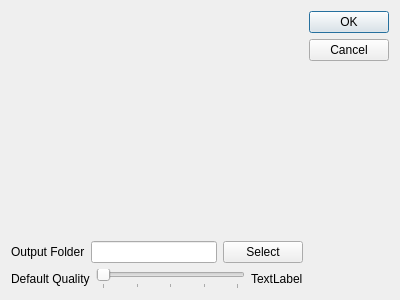
Qt form optionsdialog.ui (xandroalmeida/YAVC) before a commit.
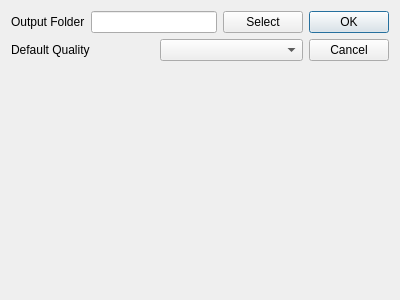
The same form after that commit.

What changed in the file:
```diff
--- a/optionsdialog.ui
+++ b/optionsdialog.ui
@@ -10,28 +10,24 @@
     <height>300</height>
    </rect>
   </property>
+  <property name="sizePolicy">
+   <sizepolicy hsizetype="Fixed" vsizetype="Fixed">
+    <horstretch>0</horstretch>
+    <verstretch>0</verstretch>
+   </sizepolicy>
+  </property>
   <property name="windowTitle">
    <string>Dialog</string>
   </property>
   <layout class="QHBoxLayout" name="horizontalLayout">
+   <property name="spacing">
+    <number>6</number>
+   </property>
    <item>
     <layout class="QVBoxLayout" name="verticalLayout">
-     <item>
-      <spacer name="verticalSpacer">
-       <property name="orientation">
-        <enum>Qt::Vertical</enum>
-       </property>
-       <property name="sizeType">
-        <enum>QSizePolicy::Expanding</enum>
-       </property>
-       <property name="sizeHint" stdset="0">
-        <size>
-         <width>20</width>
-         <height>40</height>
-        </size>
-       </property>
-      </spacer>
-     </item>
+     <property name="spacing">
+      <number>6</number>
+     </property>
      <item>
       <layout class="QHBoxLayout" name="horizontalLayout_2">
        <item>
@@ -54,7 +50,13 @@
       </layout>
      </item>
      <item>
-      <layout class="QHBoxLayout" name="horizontalLayout_3">
+      <layout class="QHBoxLayout" name="horizontalLayout_3" stretch="0,0">
+       <property name="spacing">
+        <number>6</number>
+       </property>
+       <property name="bottomMargin">
+        <number>0</number>
+       </property>
        <item>
         <widget class="QLabel" name="label_2">
          <property name="text">
@@ -63,30 +65,23 @@
         </widget>
        </item>
        <item>
-        <widget class="QSlider" name="sldQuality">
-         <property name="maximum">
-          <number>4</number>
-         </property>
-         <property name="orientation">
-          <enum>Qt::Horizontal</enum>
-         </property>
-         <property name="tickPosition">
-          <enum>QSlider::TicksBelow</enum>
-         </property>
-         <property name="tickInterval">
-          <number>1</number>
-         </property>
-        </widget>
-       </item>
-       <item>
-        <widget class="QLabel" name="lblQualityName">
-         <property name="text">
-          <string>TextLabel</string>
-         </property>
-        </widget>
+        <widget class="QComboBox" name="comboBox"/>
        </item>
       </layout>
      </item>
+     <item>
+      <spacer name="verticalSpacer">
+       <property name="orientation">
+        <enum>Qt::Vertical</enum>
+       </property>
+       <property name="sizeHint" stdset="0">
+        <size>
+         <width>20</width>
+         <height>40</height>
+        </size>
+       </property>
+      </spacer>
+     </item>
     </layout>
    </item>
    <item>
```
